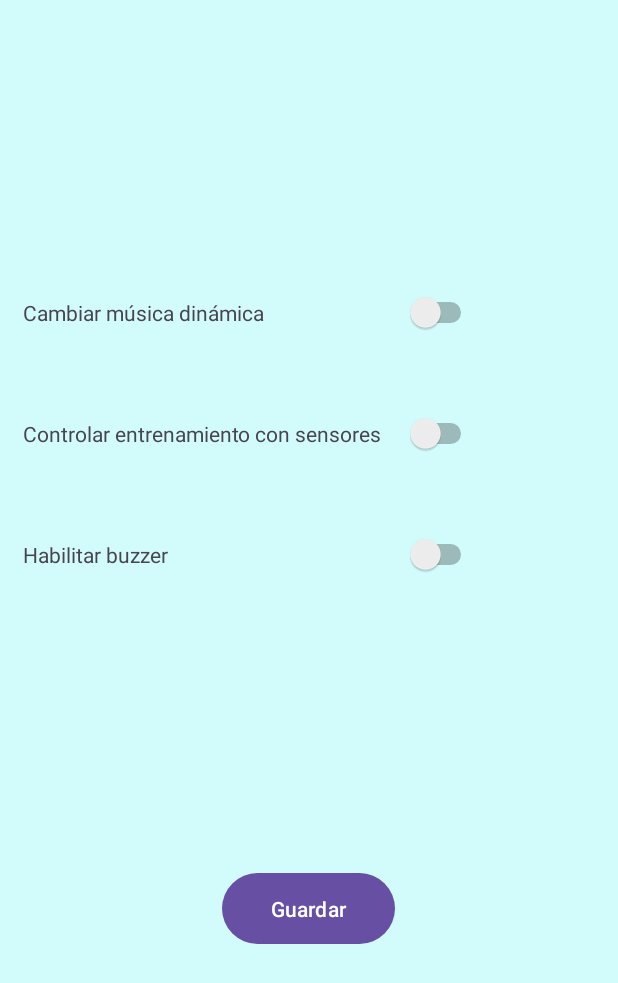
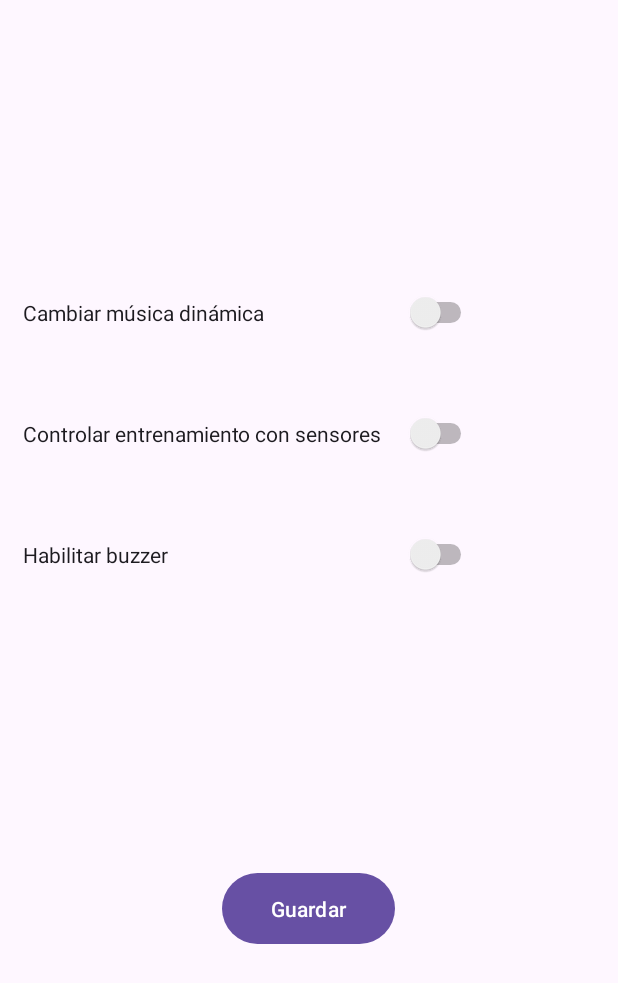
Before and after one commit to Facundojimenez/biciSmartAndroid, an Android app: the fragment MediaSetupFragment shown on its own in the app's theme, on a phone screen of 412 x 824 dp. Shown: the top 983 px of the screen. Run offline under Robolectric (Android 15) with nearby library versions, the phone set to English and light mode, and no system bars.

Commit message:
cambios bt + night mode

```diff
--- a/app/src/main/res/layout/tr_fragment_media_setup.xml
+++ b/app/src/main/res/layout/tr_fragment_media_setup.xml
@@ -9,7 +9,6 @@
     <LinearLayout
         android:layout_width="match_parent"
         android:layout_height="match_parent"
-        android:background="#D2FBFB"
         android:orientation="vertical">
 
         <TableLayout
@@ -27,7 +26,8 @@
                     android:id="@+id/textView2"
                     android:layout_width="wrap_content"
                     android:layout_height="wrap_content"
-                    android:text="Cambiar música dinámica" />
+                    android:text="Cambiar música dinámica"
+                    android:textColor="?android:attr/textColorPrimary"/>
 
                 <Switch
                     android:id="@+id/switch_music"
@@ -47,7 +47,8 @@
                     android:id="@+id/textView3"
                     android:layout_width="wrap_content"
                     android:layout_height="wrap_content"
-                    android:text="Controlar entrenamiento con sensores" />
+                    android:text="Controlar entrenamiento con sensores"
+                    android:textColor="?android:attr/textColorPrimary"/>
 
                 <Switch
                     android:id="@+id/switch_sensor"
@@ -67,7 +68,8 @@
                     android:id="@+id/textView4"
                     android:layout_width="wrap_content"
                     android:layout_height="wrap_content"
-                    android:text="Habilitar buzzer" />
+                    android:text="Habilitar buzzer"
+                    android:textColor="?android:attr/textColorPrimary"/>
 
                 <Switch
                     android:id="@+id/switch_buzzer"
```
